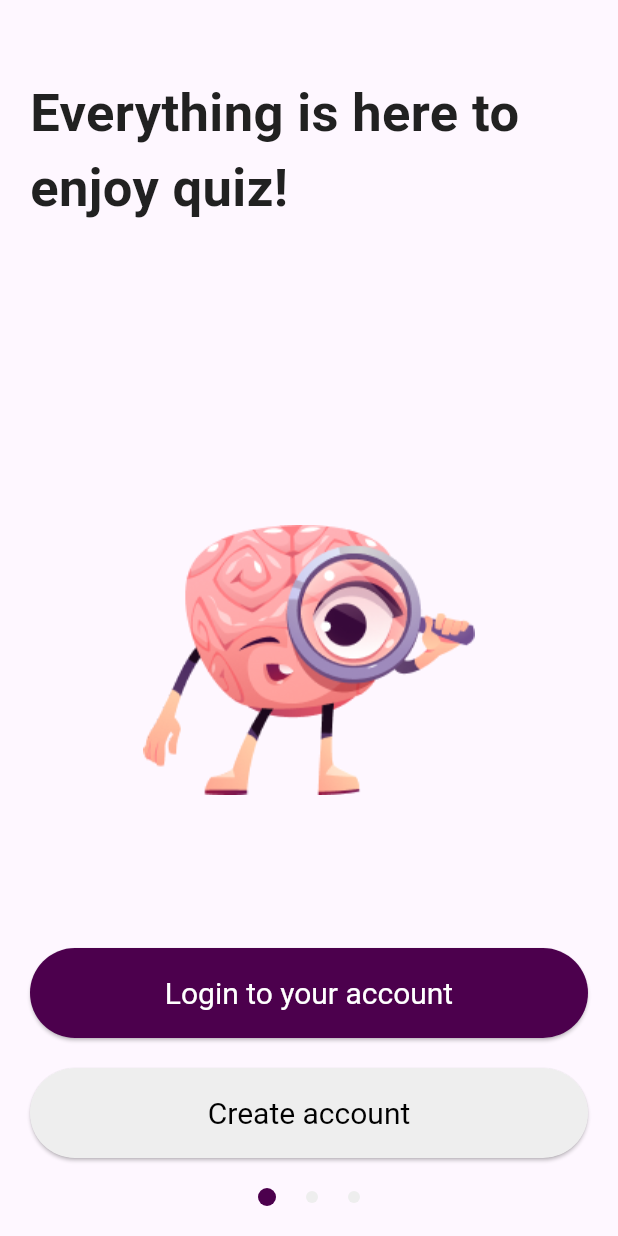
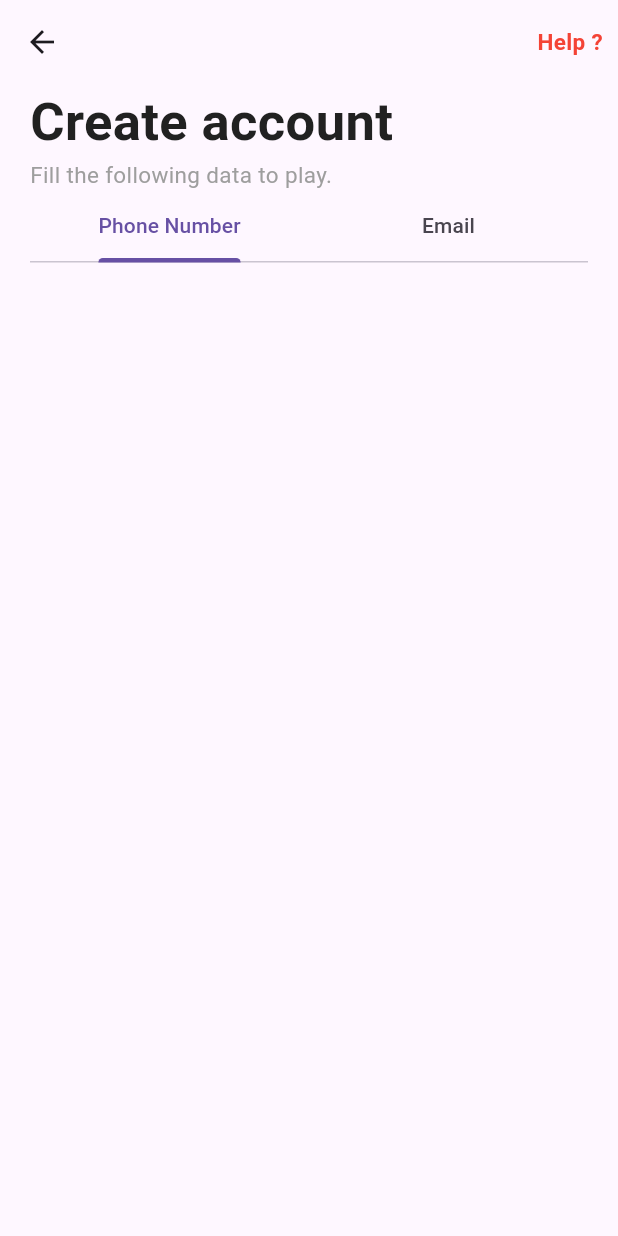
Before and after one commit to AyaOsamaAhmed/Quizo_Flutter, a Flutter app: the screen it shows after launch, after a tap on "Create account", on a phone screen of 412 x 824 dp. Run offline on Flutter 3.47's test engine with Material 3 defaults, Android fonts, the phone set to English and light mode, and no system bars; our stand-ins replace flutter_screenutil, flutter_svg, get_it, google_fonts, mvc_pattern, shared_preferences.

Commit message:
login , create account

```diff
--- a/lib/main.dart
+++ b/lib/main.dart
@@ -1,4 +1,7 @@
 import 'package:flutter/material.dart';
+import 'package:quizo_flutter/modules/auth/createAccount/create_account_screen.dart';
+import 'package:quizo_flutter/modules/auth/login/login_screen.dart';
+import 'package:quizo_flutter/modules/auth/verifyOTP/verify_otp_screen.dart';
 import 'package:quizo_flutter/modules/onBoarding/main_boarding_screen.dart';
 import 'package:quizo_flutter/modules/splash/splash_screen.dart';
 
@@ -40,6 +43,9 @@
         routes: {
           SplashScreen.routeName :(context) => SplashScreen() ,
           MainBoardingScreen.routeName :(context) => MainBoardingScreen() ,
+          LoginScreen.routeName :(context) => LoginScreen() ,
+          CreateAccountScreen.routeName :(context) => CreateAccountScreen() ,
+          VerifyOtpScreen.routeName :(context) => VerifyOtpScreen() ,
 
 
         }
--- /dev/null
+++ b/lib/modules/auth/createAccount/create_account_screen.dart
@@ -0,0 +1,65 @@
+import 'package:flutter/material.dart';
+
+import '../../../generated/strings.dart';
+
+class CreateAccountScreen extends StatefulWidget {
+
+  static const routeName = "CreateAccount";
+  const CreateAccountScreen({super.key});
+
+  @override
+  State<CreateAccountScreen> createState() => _CreateAccountScreenState();
+}
+
+class _CreateAccountScreenState extends State<CreateAccountScreen> {
+
+  static const List<Tab> typeAccount = <Tab>[
+    Tab(text: Strings.phone_number),
+    Tab(text: Strings.email),
+  ];
+
+  @override
+  Widget build(BuildContext context) {
+    return Scaffold(
+      appBar: AppBar(
+        actions: [
+          Padding(
+            padding: const EdgeInsets.only(right: 10),
+            child: Text(Strings.help , style: TextStyle(fontSize: 15 , fontWeight: FontWeight.bold ,color: Colors.red),),
+          )
+        ],
+      ),
+      body: Padding(
+        padding: const EdgeInsets.only(left:20 , right: 20),
+        child: Column(
+          crossAxisAlignment: CrossAxisAlignment.start,
+          children: [
+            Text(Strings.create_account,style: TextStyle(fontSize: 35, fontWeight: FontWeight.bold , color: Color(0xFF212121)),),
+            SizedBox(child: Text(Strings.sub_create_account,style: TextStyle(fontSize: 15, color: Color(0xFF9E9E9E)) ,  )),
+        DefaultTabController(
+          length: 2,
+          child:TabBar(tabs: typeAccount)
+          /*Column(
+            children: [
+
+              /*TabBarView(
+                children: typeAccount.map((Tab tab){
+                final String label = tab.text!.toLowerCase();
+                return Center(
+                child: Text(
+                'This is the $label tab',
+                style: const TextStyle(fontSize: 36),
+                ),
+                );
+                }).toList(),*/
+
+            ],
+          ),
+*/
+        )
+          ],
+        ),
+      ),
+    );
+  }
+}
--- a/lib/modules/onBoarding/main_boarding_screen.dart
+++ b/lib/modules/onBoarding/main_boarding_screen.dart
@@ -1,6 +1,8 @@
 import 'package:flutter/foundation.dart';
 import 'package:flutter/material.dart';
 import 'package:quizo_flutter/models/boarding_model.dart';
+import 'package:quizo_flutter/modules/auth/createAccount/create_account_screen.dart';
+import 'package:quizo_flutter/modules/auth/login/login_screen.dart';
 import 'package:quizo_flutter/modules/onBoarding/slider_dots.dart';
 import 'dart:async';
 import '../../generated/strings.dart';
@@ -71,7 +73,9 @@ class _MainBoardingScreenState extends State<MainBoardingScreen>   with TickerPr
             width: double.infinity, // <-- match_parent
             height: 60, // <-- match-parent
             child:  ElevatedButton(   // MaterialButton
-              onPressed: () =>(){}, child: Text(Strings.login_account)
+              onPressed: () =>{
+                Navigator.pushNamed(context,LoginScreen.routeName)
+              }, child: Text(Strings.login_account)
               ,style: ElevatedButton.styleFrom( foregroundColor: Colors.white,
                 backgroundColor: Color(0xFF4C004D) , textStyle: TextStyle(fontSize: 20) ) ,
             ),
@@ -83,7 +87,9 @@ class _MainBoardingScreenState extends State<MainBoardingScreen>   with TickerPr
               width: double.infinity, // <-- match_parent
               height: 60, // <-- match-parent
               child:  ElevatedButton(   // MaterialButton
-                onPressed: () =>(){}, child: Text(Strings.create_account)
+                onPressed: () =>{
+                  Navigator.pushNamed(context,CreateAccountScreen.routeName)
+                }, child: Text(Strings.create_account)
                 ,style: ElevatedButton.styleFrom( foregroundColor: Colors.black,
                   backgroundColor: Color(0xFFEEEEEE), textStyle: TextStyle(fontSize: 20) ) ,
               ),
```
Also changed, not shown: lib/modules/auth/login/login_screen.dart (added, +40 -0 lines), lib/modules/auth/verifyOTP/verify_otp_screen.dart (added, +16 -0 lines), lib/generated/strings.dart.
